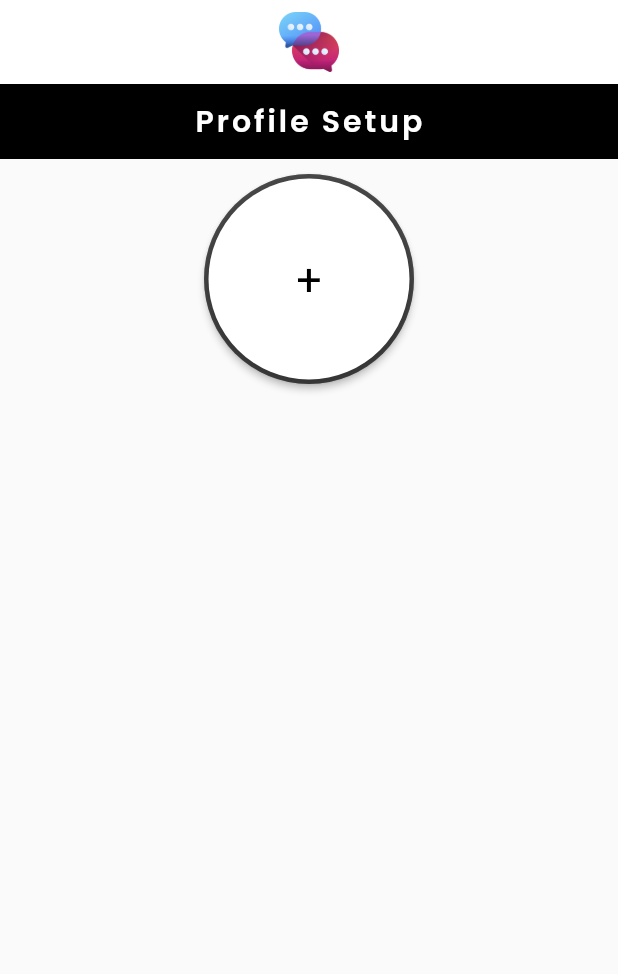
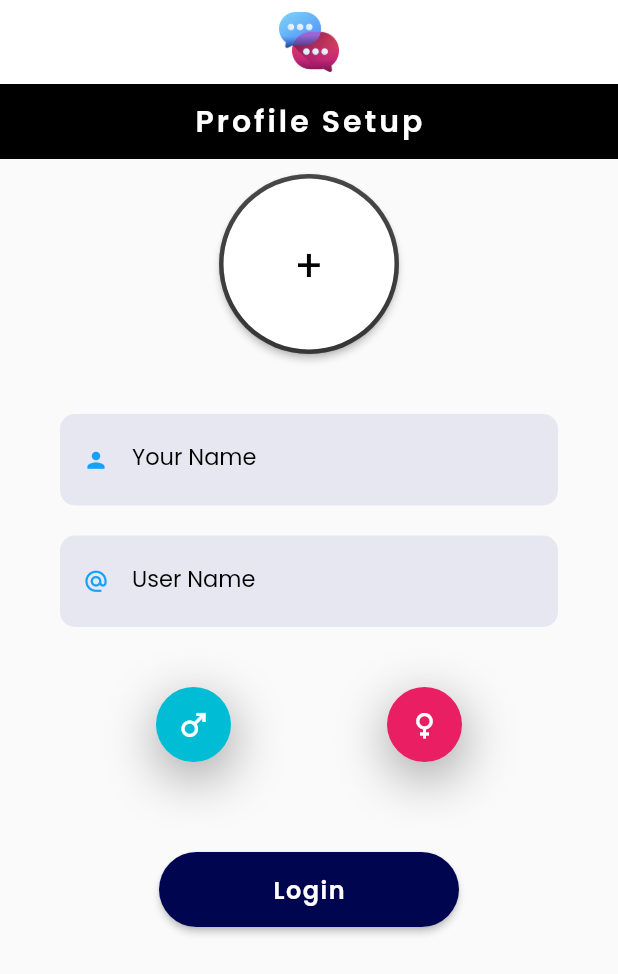
Before and after one commit to Abdul-Hafeez08/tyamo_app_Flutter, a Flutter app: the screen it shows after launch, on a phone screen of 412 x 824 dp. Shown: the top 974 px of the screen. Run offline on Flutter 3.47's test engine with Material 2 defaults, Android fonts, the light colour scheme and no system bars; drawn by our look-alikes of circular_profile_avatar, rounded_loading_button; our stand-ins replace google_fonts.

Commit message:
prifile UI changes

```diff
--- a/lib/Views/profile/profile_setup.dart
+++ b/lib/Views/profile/profile_setup.dart
@@ -1,9 +1,15 @@
 import 'package:circular_profile_avatar/circular_profile_avatar.dart';
 import 'package:flutter/material.dart';
 import 'package:google_fonts/google_fonts.dart';
+import 'package:rounded_loading_button/rounded_loading_button.dart';
+import 'package:tyamo_app/Views/Widgets/Auth/auth_text_field.dart';
 
 class ProfileSetup extends StatelessWidget {
-  const ProfileSetup({super.key});
+  ProfileSetup({super.key});
+
+  final RoundedLoadingButtonController _btnController =
+      RoundedLoadingButtonController();
+  void loginbtn() {}
 
   @override
   Widget build(BuildContext context) {
@@ -42,12 +48,90 @@ class ProfileSetup extends StatelessWidget {
               borderColor: Colors.black45,
               borderWidth: 3,
               elevation: 2,
-              radius: 70,
+              radius: 60,
               initialsText: const Text(
                 '+',
                 style: TextStyle(
                   color: Colors.black,
                   fontSize: 30,
+                ),
+              ),
+            ),
+            const SizedBox(height: 40),
+            Padding(
+              padding: const EdgeInsets.symmetric(horizontal: 40),
+              child: TextFieldAuth(
+                  text: 'Your Name',
+                  logo: Icons.person,
+                  keybordtype: TextInputType.text,
+                  obscuretext: false),
+            ),
+            const SizedBox(height: 20),
+            Padding(
+              padding: const EdgeInsets.symmetric(horizontal: 40),
+              child: TextFieldAuth(
+                  text: 'User Name',
+                  logo: Icons.alternate_email,
+                  keybordtype: TextInputType.text,
+                  obscuretext: false),
+            ),
+            const SizedBox(height: 40),
+            Row(
+              mainAxisAlignment: MainAxisAlignment.spaceEvenly,
+              children: [
+                Container(
+                  height: 50,
+                  width: 50,
+                  decoration: const BoxDecoration(
+                      color: Colors.cyan,
+                      shape: BoxShape.circle,
+                      boxShadow: [
+                        BoxShadow(
+                            color: Colors.black38,
+                            offset: Offset(1.0, 10.0),
+                            blurRadius: 30)
+                      ]),
+                  child: const Icon(
+                    Icons.male,
+                    color: Colors.white,
+                  ),
+                ),
+                Container(
+                  height: 50,
+                  width: 50,
+                  decoration: const BoxDecoration(
+                      color: Colors.pink,
+                      shape: BoxShape.circle,
+                      boxShadow: [
+                        BoxShadow(
+                            color: Colors.black38,
+                            offset: Offset(1.0, 10.0),
+                            blurRadius: 30)
+                      ]),
+                  child: const Icon(
+                    Icons.female,
+                    color: Colors.white,
+                  ),
+                )
+              ],
+            ),
+            SizedBox(height: 60),
+            Padding(
+              padding: const EdgeInsets.symmetric(horizontal: 30),
+              child: RoundedLoadingButton(
+                color: const Color.fromARGB(255, 0, 5, 79),
+                width: 200,
+                controller: _btnController,
+                onPressed: () {
+                  loginbtn();
+                },
+                child: Text(
+                  "Login",
+                  style: GoogleFonts.poppins(
+                      fontWeight: FontWeight.w600,
+                      letterSpacing: 1,
+                      color: Colors.white,
+                      fontSize: 16),
                 ),
               ),
             ),
```
